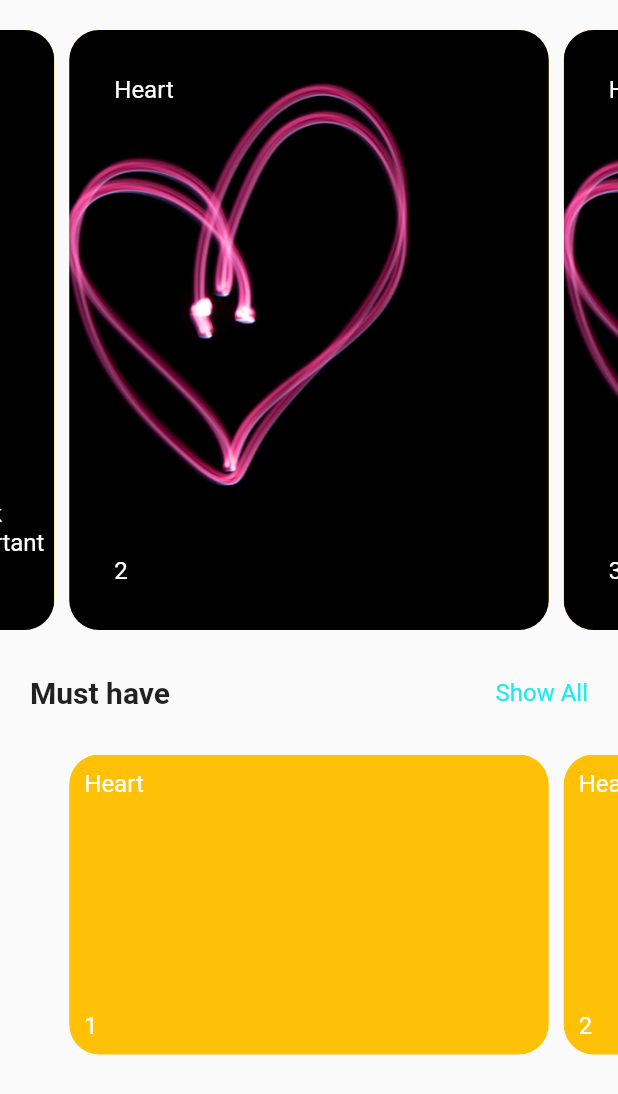
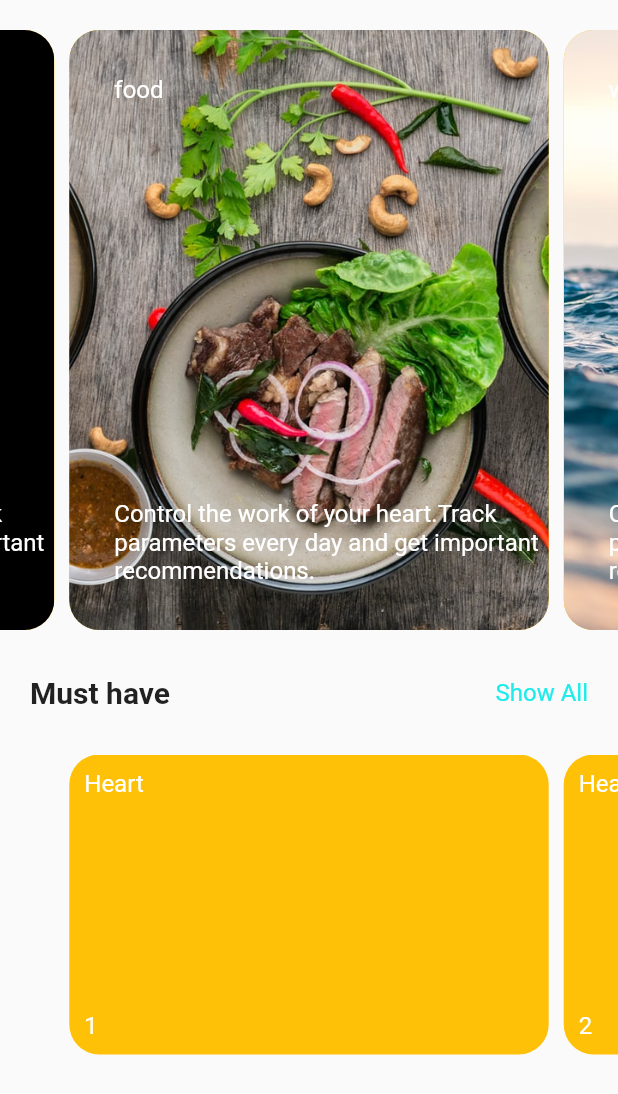
Before and after one commit to gauthamns/biohack20, a Flutter app: the MarketMainPage widget shown alone on an empty page, opened directly, swiped to page 2, on a phone screen of 412 x 824 dp. Shown: the top 1094 px of the screen. Run offline on Flutter 3.47's test engine with Material 2 defaults, Android fonts, the phone set to English and light mode, and no system bars; drawn by our look-alikes of carousel_slider; our stand-ins replace dropdown_formfield, shared_preferences; accounts and stored records are empty.

Commit message:
with map added

```diff
--- a/lib/app/marketplace/market_main_page.dart
+++ b/lib/app/marketplace/market_main_page.dart
@@ -19,20 +19,35 @@ class MarketMainPage extends StatelessWidget {
                 aspectRatio: 16 / 9,
               ),
               items: [
-                "Control the work of your heart.Track parameters every day and get important recommendations.",
-                2,
-                3,
-                4,
-                5
+                {
+                  'name': 'Heart',
+                  'image': 'assets/heart.jpg',
+                  'content':
+                      'Control the work of your heart.Track parameters every day and get important recommendations.',
+                },
+                {
+                  'name': 'food',
+                  'image': 'assets/food.jpg',
+                  'content':
+                      'Control the work of your heart.Track parameters every day and get important recommendations.',
+                },
+                {
+                  'name': 'water',
+                  'image': 'assets/water.jpg',
+                  'content':
+                      'Control the work of your heart.Track parameters every day and get important recommendations.',
+                },
               ].map((i) {
                 return Builder(
                   builder: (BuildContext context) {
-                    return Container(
+                    return InkWell(
+                      onTap: () {},
+                      child: Container(
                           width: MediaQuery.of(context).size.width,
                           margin: EdgeInsets.symmetric(horizontal: 5.0),
                           decoration: BoxDecoration(
                             image: DecorationImage(
-                              image: AssetImage('assets/heart.jpg'),
+                                image: AssetImage('${i["image"]}'),
                                 fit: BoxFit.cover),
                             color: Colors.amber,
                             borderRadius: BorderRadius.circular(20),
@@ -47,7 +62,7 @@ class MarketMainPage extends StatelessWidget {
                                     padding: const EdgeInsets.only(
                                         left: 30.0, top: 30.0),
                                     child: Text(
-                                    'Heart',
+                                      '${i["name"]}',
                                       style: TextStyle(
                                           fontSize: 16.0, color: Colors.white),
                                     ),
@@ -61,7 +76,7 @@ class MarketMainPage extends StatelessWidget {
                                     padding: const EdgeInsets.only(
                                         left: 30.0, bottom: 30.0),
                                     child: Text(
-                                    '$i',
+                                      '${i["content"]}',
                                       style: TextStyle(
                                           fontSize: 16.0, color: Colors.white),
                                     ),
@@ -69,7 +84,8 @@ class MarketMainPage extends StatelessWidget {
                                 ),
                               ),
                             ],
-                        ));
+                          )),
+                    );
                   },
                 );
               }).toList(),
```
Lines whose indentation alone changed are shown as unchanged.
